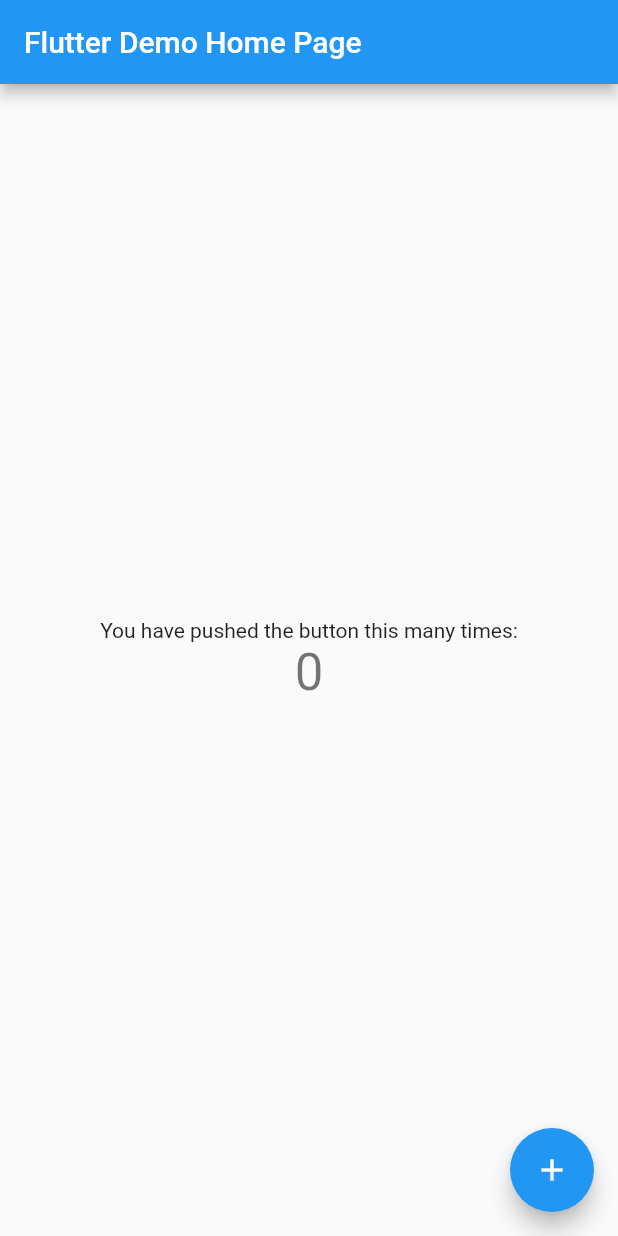
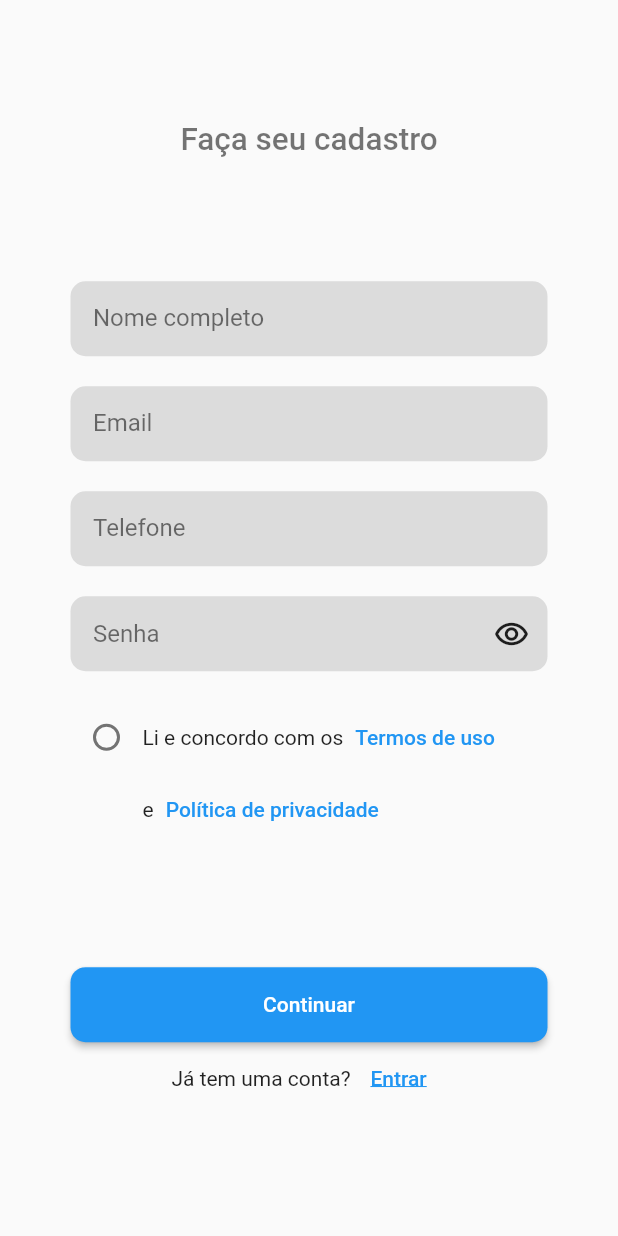
Before and after one commit to Pamela-code/cadastro, a Flutter app: the screen it shows after launch, on a phone screen of 412 x 824 dp. Run offline on Flutter 3.47's test engine with Material 2 defaults, Android fonts, the phone set to English and light mode, and no system bars; our stand-ins replace firebase_core, flutter_mobx, mask_text_input_formatter, mobx; accounts and stored records are empty; generated files the repository leaves out were written again.

Commit message:
firebase implementation / register page creation

```diff
--- /dev/null
+++ b/lib/auth/controller/register_controller.dart
@@ -0,0 +1,25 @@
+import 'package:flutter/material.dart';
+import 'package:mobx/mobx.dart';
+part 'register_controller.g.dart';
+
+class RegisterController = _RegisterControllerBase with _$RegisterController;
+
+abstract class _RegisterControllerBase with Store {
+  @observable
+  bool obscuredText = true;
+
+  @observable
+  bool acceptTerms = false;
+
+  @observable
+  TextEditingController name = TextEditingController();
+
+  @observable
+  TextEditingController email = TextEditingController();
+
+  @observable
+  TextEditingController password = TextEditingController();
+
+  @observable
+  TextEditingController phone = TextEditingController();
+}
--- /dev/null
+++ b/lib/auth/view/register_page.dart
@@ -0,0 +1,278 @@
+import 'package:cadastro/auth/controller/register_controller.dart';
+import 'package:flutter/material.dart';
+import 'package:flutter_mobx/flutter_mobx.dart';
+import 'package:mask_text_input_formatter/mask_text_input_formatter.dart';
+
+class RegisterPage extends StatefulWidget {
+  const RegisterPage({Key? key}) : super(key: key);
+
+  @override
+  State<RegisterPage> createState() => _RegisterPageState();
+}
+
+class _RegisterPageState extends State<RegisterPage> {
+  final GlobalKey<FormState> _formKey = GlobalKey<FormState>();
+  final phoneMask = MaskTextInputFormatter(mask: "(##)#####-####)");
+  final numbers = RegExp(r'[0-9]+');
+  final emailValidate = RegExp(r'[@]');
+  RegisterController controller = RegisterController();
+  @override
+  Widget build(BuildContext context) {
+    return Scaffold(
+      body: Padding(
+        padding: const EdgeInsets.symmetric(horizontal: 47),
+        child: Column(
+          mainAxisAlignment: MainAxisAlignment.spaceEvenly,
+          crossAxisAlignment: CrossAxisAlignment.center,
+          children: [
+            const Text(
+              'Faça seu cadastro',
+              style: TextStyle(
+                fontSize: 21,
+                fontWeight: FontWeight.w500,
+                color: Colors.black54,
+              ),
+            ),
+            Form(
+              key: _formKey,
+              child: Column(
+                mainAxisAlignment: MainAxisAlignment.spaceBetween,
+                children: [
+                  Container(
+                    height: 50,
+                    width: double.infinity,
+                    decoration: BoxDecoration(
+                        borderRadius: BorderRadius.circular(10),
+                        color: Colors.black12),
+                    child: Padding(
+                      padding: const EdgeInsets.only(left: 15.0),
+                      child: TextFormField(
+                        controller: controller.name,
+                        validator: (value) {
+                          if (value == null || value.isEmpty) {
+                            return 'Informe o seu nome completo';
+                          } else if (numbers.hasMatch(value)) {
+                            return 'Informe seu nome corretamente';
+                          }
+
+                          return null;
+                        },
+                        decoration: const InputDecoration(
+                          hintText: 'Nome completo',
+                          hintStyle:
+                              TextStyle(fontSize: 16, color: Colors.black54),
+                          border: InputBorder.none,
+                        ),
+                      ),
+                    ),
+                  ),
+                  const SizedBox(
+                    height: 20,
+                  ),
+                  Container(
+                    height: 50,
+                    width: double.infinity,
+                    decoration: BoxDecoration(
+                        borderRadius: BorderRadius.circular(10),
+                        color: Colors.black12),
+                    child: Padding(
+                      padding: const EdgeInsets.only(left: 15.0),
+                      child: TextFormField(
+                        controller: controller.email,
+                        validator: (value) {
+                          if (value == null || value.isEmpty) {
+                            return 'Informe o seu email';
+                          } else if (emailValidate.hasMatch(value) == false) {
+                            return 'informe seu e-mail corretamente';
+                          }
+                          return null;
+                        },
+                        decoration: const InputDecoration(
+                          hintText: 'Email',
+                          hintStyle:
+                              TextStyle(fontSize: 16, color: Colors.black54),
+                          border: InputBorder.none,
+                        ),
+                      ),
+                    ),
+                  ),
+                  const SizedBox(
+                    height: 20,
+                  ),
+                  Container(
+                    height: 50,
+                    width: double.infinity,
+                    decoration: BoxDecoration(
+                        borderRadius: BorderRadius.circular(10),
+                        color: Colors.black12),
+                    child: Padding(
+                      padding: const EdgeInsets.only(left: 15.0),
+                      child: TextFormField(
+                        controller: controller.phone,
+                        keyboardType: TextInputType.number,
+                        inputFormatters: [phoneMask],
+                        validator: (value) {
+                          if (value == null || value.isEmpty) {
+                            return 'Informe o seu telefone';
+                          }
+                          return null;
+                        },
+                        decoration: const InputDecoration(
+                          hintText: 'Telefone',
+                          hintStyle:
+                              TextStyle(fontSize: 16, color: Colors.black54),
+                          border: InputBorder.none,
+                        ),
+                      ),
+                    ),
+                  ),
+                  const SizedBox(
+                    height: 20,
+                  ),
+                  Container(
+                    height: 50,
+                    width: double.infinity,
+                    decoration: BoxDecoration(
+                        borderRadius: BorderRadius.circular(10),
+                        color: Colors.black12),
+                    child: Padding(
+                      padding: const EdgeInsets.only(left: 15.0),
+                      child: Row(
+                        children: [
+                          Expanded(
+                            child: Observer(
+                              builder: (_) {
+                                return TextFormField(
+                                  controller: controller.password,
+                                  validator: (value) {
+                                    if (value == null || value.isEmpty) {
+                                      return 'Informe sua senha';
+                                    } else if (value.length < 6) {
+                                      return 'Sua senha deve ter no mínimo 6 dígitos';
+                                    }
+                                    return null;
+                                  },
+                                  obscureText: controller.obscuredText,
+                                  decoration: const InputDecoration(
+                                    hintText: 'Senha',
+                                    hintStyle: TextStyle(
+                                        fontSize: 16, color: Colors.black54),
+                                    border: InputBorder.none,
+                                  ),
+                                );
+                              },
+                            ),
+                          ),
+                          Observer(
+                            builder: (_) {
+                              return IconButton(
+                                onPressed: () {
+                                  controller.obscuredText =
+                                      !controller.obscuredText;
+                                },
+                                icon: controller.obscuredText
+                                    ? const Icon(Icons.remove_red_eye_outlined)
+                                    : const Icon(
+                                        Icons.remove_red_eye_sharp,
+                                        color: Colors.black54,
+                                      ),
+                              );
+                            },
+                          )
+                        ],
+                      ),
+                    ),
+                  ),
+                  const SizedBox(
+                    height: 20,
+                  ),
+                  Row(
+                    crossAxisAlignment: CrossAxisAlignment.start,
+                    children: [
+                      Observer(builder: (_) {
+                        return Checkbox(
+                          shape: const CircleBorder(),
+                          value: controller.acceptTerms,
+                          onChanged: (value) {
+                            controller.acceptTerms = value!;
+                          },
+                        );
+                      }),
+                      Column(
+                        mainAxisAlignment: MainAxisAlignment.start,
+                        crossAxisAlignment: CrossAxisAlignment.start,
+                        children: [
+                          Row(
+                            mainAxisAlignment: MainAxisAlignment.start,
+                            children: [
+                              const Text('Li e concordo com os'),
+                              TextButton(
+                                onPressed: () {},
+                                child: const Text('Termos de uso'),
+                              ),
+                            ],
+                          ),
+                          Row(
+                            mainAxisAlignment: MainAxisAlignment.start,
+                            children: [
+                              const Text('e'),
+                              TextButton(
+                                onPressed: () {},
+                                child: const Text('Política de privacidade'),
+                              ),
+                            ],
+                          ),
+                        ],
+                      )
+                    ],
+                  )
+                ],
+              ),
+            ),
+            Column(
+              children: [
+                SizedBox(
+                  width: double.infinity,
+                  height: 50,
+                  child: ElevatedButton(
+                    onPressed: () {
+                      if (_formKey.currentState!.validate()) {}
+                    },
+                    child: const Text('Continuar'),
+                    style: ButtonStyle(
+                      shape: MaterialStateProperty.all(
+                        RoundedRectangleBorder(
+                          borderRadius: BorderRadius.circular(10),
+                        ),
+                      ),
+                    ),
+                  ),
+                ),
+                Row(
+                  mainAxisAlignment: MainAxisAlignment.center,
+                  children: [
+                    const Text(
+                      'Já tem uma conta?',
+                      style: TextStyle(
+                        fontSize: 14,
+                      ),
+                    ),
+                    TextButton(
+                      onPressed: () {},
+                      child: const Text(
+                        'Entrar',
+                        style: TextStyle(
+                          decoration: TextDecoration.underline,
+                        ),
+                      ),
+                    )
+                  ],
+                ),
+              ],
+            ),
+          ],
+        ),
+      ),
+    );
+  }
+}
--- a/lib/main.dart
+++ b/lib/main.dart
@@ -1,3 +1,4 @@
+import 'package:cadastro/auth/view/register_page.dart';
 import 'package:flutter/material.dart';
 
 void main() {
@@ -7,109 +8,15 @@ void main() {
 class MyApp extends StatelessWidget {
   const MyApp({Key? key}) : super(key: key);
 
-  // This widget is the root of your application.
   @override
   Widget build(BuildContext context) {
     return MaterialApp(
+      debugShowCheckedModeBanner: false,
       title: 'Flutter Demo',
       theme: ThemeData(
-        // This is the theme of your application.
-        //
-        // Try running your application with "flutter run". You'll see the
-        // application has a blue toolbar. Then, without quitting the app, try
-        // changing the primarySwatch below to Colors.green and then invoke
-        // "hot reload" (press "r" in the console where you ran "flutter run",
-        // or simply save your changes to "hot reload" in a Flutter IDE).
-        // Notice that the counter didn't reset back to zero; the application
-        // is not restarted.
         primarySwatch: Colors.blue,
       ),
-      home: const MyHomePage(title: 'Flutter Demo Home Page'),
+      home: const RegisterPage(),
     );
   }
 }
-
-class MyHomePage extends StatefulWidget {
-  const MyHomePage({Key? key, required this.title}) : super(key: key);
-
-  // This widget is the home page of your application. It is stateful, meaning
-  // that it has a State object (defined below) that contains fields that affect
-  // how it looks.
-
-  // This class is the configuration for the state. It holds the values (in this
-  // case the title) provided by the parent (in this case the App widget) and
-  // used by the build method of the State. Fields in a Widget subclass are
-  // always marked "final".
-
-  final String title;
-
-  @override
-  State<MyHomePage> createState() => _MyHomePageState();
-}
-
-class _MyHomePageState extends State<MyHomePage> {
-  int _counter = 0;
-
-  void _incrementCounter() {
-    setState(() {
-      // This call to setState tells the Flutter framework that something has
-      // changed in this State, which causes it to rerun the build method below
-      // so that the display can reflect the updated values. If we changed
-      // _counter without calling setState(), then the build method would not be
-      // called again, and so nothing would appear to happen.
-      _counter++;
-    });
-  }
-
-  @override
-  Widget build(BuildContext context) {
-    // This method is rerun every time setState is called, for instance as done
-    // by the _incrementCounter method above.
-    //
-    // The Flutter framework has been optimized to make rerunning build methods
-    // fast, so that you can just rebuild anything that needs updating rather
-    // than having to individually change instances of widgets.
-    return Scaffold(
-      appBar: AppBar(
-        // Here we take the value from the MyHomePage object that was created by
-        // the App.build method, and use it to set our appbar title.
-        title: Text(widget.title),
-      ),
-      body: Center(
-        // Center is a layout widget. It takes a single child and positions it
-        // in the middle of the parent.
-        child: Column(
-          // Column is also a layout widget. It takes a list of children and
-          // arranges them vertically. By default, it sizes itself to fit its
-          // children horizontally, and tries to be as tall as its parent.
-          //
-          // Invoke "debug painting" (press "p" in the console, choose the
-          // "Toggle Debug Paint" action from the Flutter Inspector in Android
-          // Studio, or the "Toggle Debug Paint" command in Visual Studio Code)
-          // to see the wireframe for each widget.
-          //
-          // Column has various properties to control how it sizes itself and
-          // how it positions its children. Here we use mainAxisAlignment to
-          // center the children vertically; the main axis here is the vertical
-          // axis because Columns are vertical (the cross axis would be
-          // horizontal).
-          mainAxisAlignment: MainAxisAlignment.center,
-          children: <Widget>[
-            const Text(
-              'You have pushed the button this many times:',
-            ),
-            Text(
-              '$_counter',
-              style: Theme.of(context).textTheme.headline4,
-            ),
-          ],
-        ),
-      ),
-      floatingActionButton: FloatingActionButton(
-        onPressed: _incrementCounter,
-        tooltip: 'Increment',
-        child: const Icon(Icons.add),
-      ), // This trailing comma makes auto-formatting nicer for build methods.
-    );
-  }
-}
--- a/pubspec.yaml
+++ b/pubspec.yaml
@@ -29,6 +29,9 @@ environment:
 dependencies:
   flutter:
     sdk: flutter
+  flutter_mobx: ^2.0.4
+  mask_text_input_formatter: ^2.1.0
+  firebase_core: ^1.13.1
 
 
   # The following adds the Cupertino Icons font to your application.
@@ -38,6 +41,8 @@ dependencies:
 dev_dependencies:
   flutter_test:
     sdk: flutter
+  mobx_codegen: ^2.0.5+2
+  build_runner: ^2.1.8
 
   # The "flutter_lints" package below contains a set of recommended lints to
   # encourage good coding practices. The lint set provided by the package is
```
Also changed, not shown: lib/auth/controller/register_controller.g.dart (added), lib/firebase_options.dart (added), pubspec.lock.
